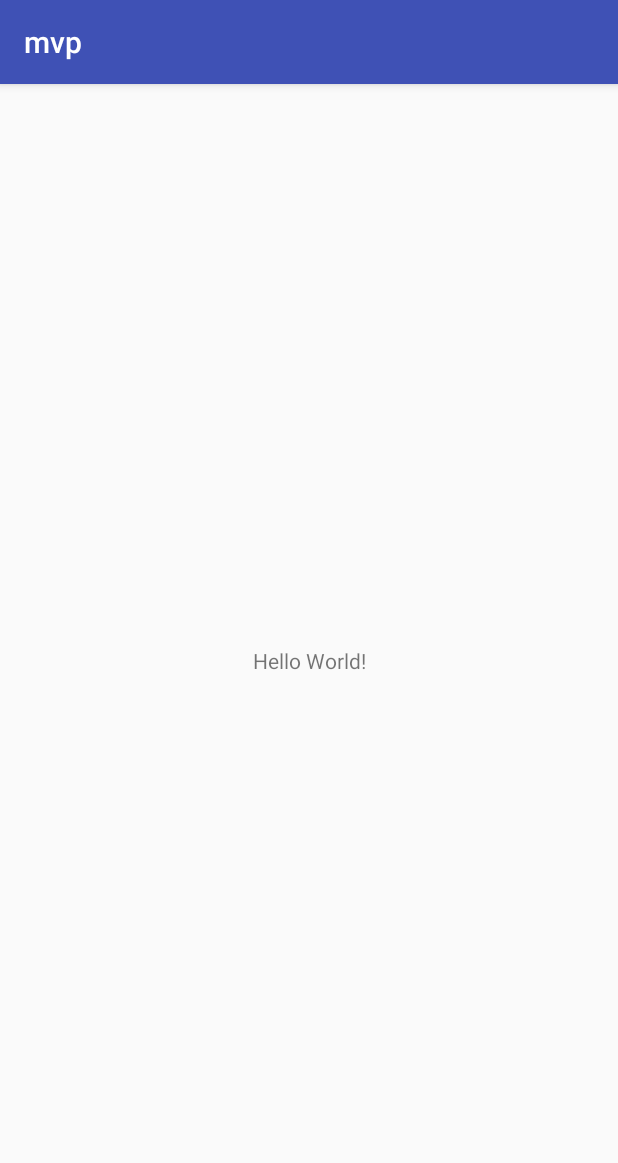
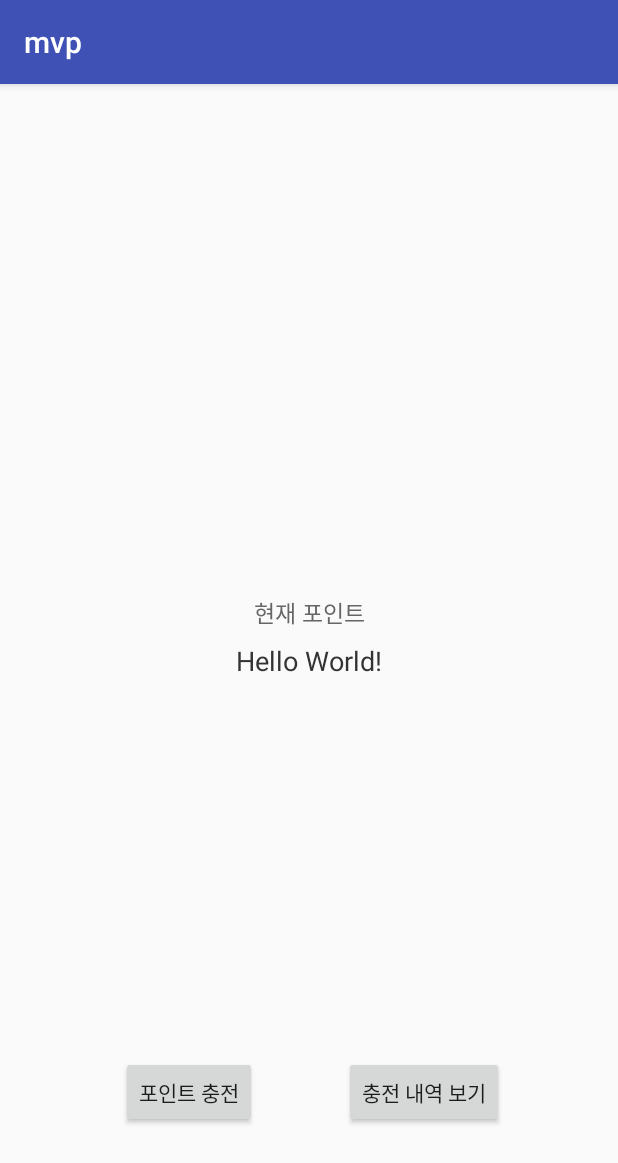
Before and after one commit to turastory/android-experiment, an Android app: the screen it shows after launch (MainActivity), on a phone screen of 412 x 824 dp. Shown: the top 1163 px of the screen. Run offline under Robolectric (Android 15) with nearby library versions, the phone set to English and light mode, and no system bars.

Commit message:
Add some codes...

```diff
--- a/mvp/build.gradle
+++ b/mvp/build.gradle
@@ -24,6 +24,10 @@ android {
         }
     }
 
+    compileOptions {
+        targetCompatibility 1.8
+        sourceCompatibility 1.8
+    }
 }
 
 dependencies {
--- a/mvp/src/main/java/com/midasit/mvp/MainActivity.java
+++ b/mvp/src/main/java/com/midasit/mvp/MainActivity.java
@@ -3,15 +3,32 @@ package com.midasit.mvp;
 import android.os.Bundle;
 import android.support.annotation.Nullable;
 import android.support.v7.app.AppCompatActivity;
+import android.widget.Button;
+import android.widget.TextView;
 
 /**
  * Created by nyh0111 on 2018-03-29.
  */
 
 public class MainActivity extends AppCompatActivity {
+
+    private TextView pointsText;
+    private Button rechargeButton;
+    private Button historyButton;
+
     @Override
     protected void onCreate(@Nullable Bundle savedInstanceState) {
         super.onCreate(savedInstanceState);
         setContentView(R.layout.activity_main);
+
+        bindViews();
+        rechargeButton.setOnClickListener(v -> {
+        });
+    }
+
+    private void bindViews() {
+        pointsText = findViewById(R.id.points_text);
+        rechargeButton = findViewById(R.id.recharge_points_button);
+        historyButton = findViewById(R.id.recharge_history_button);
     }
 }
--- a/mvp/src/main/res/layout/activity_main.xml
+++ b/mvp/src/main/res/layout/activity_main.xml
@@ -10,7 +10,45 @@
   <TextView
     android:layout_width="wrap_content"
     android:layout_height="wrap_content"
+    android:text="현재 포인트"
+    android:textSize="15sp"
+    android:textColor="#666666"
+    android:layout_marginBottom="8dp"
+    app:layout_constraintLeft_toLeftOf="parent"
+    app:layout_constraintRight_toRightOf="parent"
+    app:layout_constraintBottom_toTopOf="@+id/points_text"/>
+
+  <TextView
+    android:id="@+id/points_text"
+    android:layout_width="wrap_content"
+    android:layout_height="wrap_content"
     android:text="Hello World!"
+    android:textColor="#333333"
+    android:textSize="18sp"
+    app:layout_constraintBottom_toBottomOf="parent"
+    app:layout_constraintLeft_toLeftOf="parent"
+    app:layout_constraintRight_toRightOf="parent"
+    app:layout_constraintTop_toTopOf="parent"/>
+
+  <Button
+    android:id="@+id/recharge_points_button"
+    android:layout_width="wrap_content"
+    android:layout_height="wrap_content"
+    android:text="포인트 충전"
+    app:layout_constraintHorizontal_bias="0.25"
+    app:layout_constraintVertical_bias="0.9"
+    app:layout_constraintBottom_toBottomOf="parent"
+    app:layout_constraintLeft_toLeftOf="parent"
+    app:layout_constraintRight_toRightOf="parent"
+    app:layout_constraintTop_toTopOf="parent"/>
+
+  <Button
+    android:id="@+id/recharge_history_button"
+    android:layout_width="wrap_content"
+    android:layout_height="wrap_content"
+    android:text="충전 내역 보기"
+    app:layout_constraintHorizontal_bias="0.75"
+    app:layout_constraintVertical_bias="0.9"
     app:layout_constraintBottom_toBottomOf="parent"
     app:layout_constraintLeft_toLeftOf="parent"
     app:layout_constraintRight_toRightOf="parent"
```
Also changed, not shown: mvp/src/main/java/com/midasit/mvp/HistoryActivity.java (added, +18 -0 lines), mvp/src/main/java/com/midasit/mvp/RechargeActivity.java (added, +18 -0 lines), mvp/src/main/java/com/midasit/mvp/User.java (added, +9 -0 lines), mvp/src/main/res/layout/activity_history.xml (added, +20 -0 lines), mvp/src/main/res/layout/activity_recharge.xml (added, +43 -0 lines).
